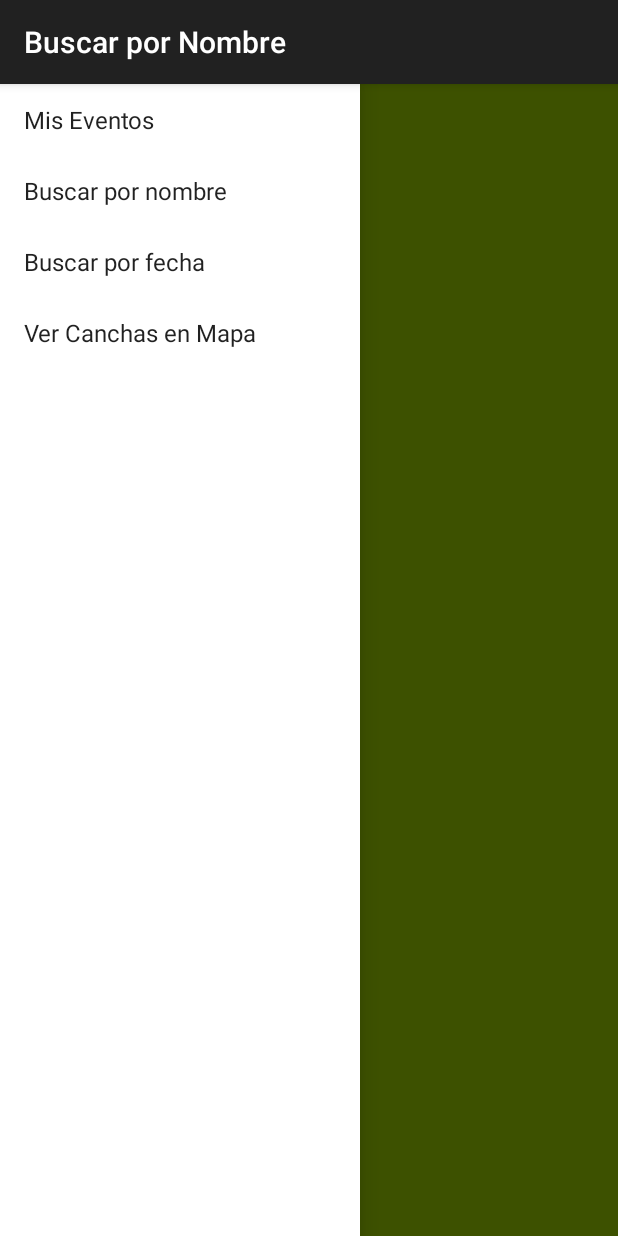
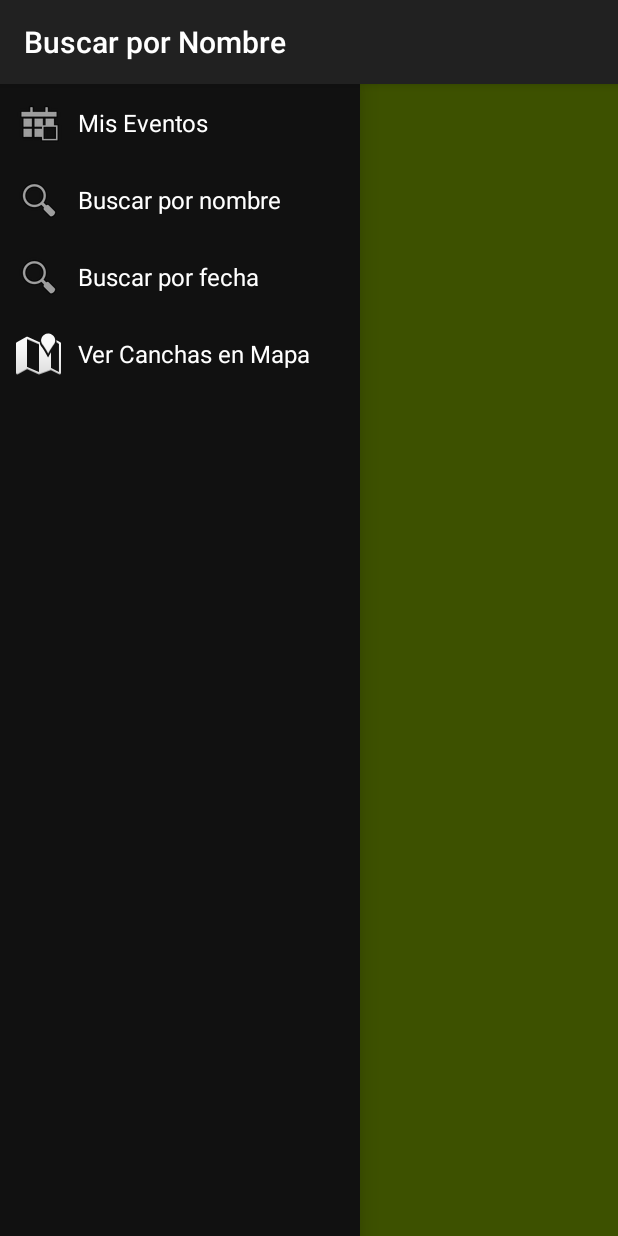
Before and after one commit to ProgFelipe/FutbolApp, an Android app: the searchActivity screen opened directly, with no data from a screen before it, with the side drawer open, on a phone screen of 412 x 824 dp. Run offline under Robolectric (Android 15) with nearby library versions, the phone set to English and light mode, and no system bars; 4 statements that could not run were skipped.

Commit message:
Nav busqueda nombre (OK)

```diff
--- a/app/src/main/java/example/futbolapp/searchActivity.java
+++ b/app/src/main/java/example/futbolapp/searchActivity.java
@@ -1,5 +1,7 @@
 package example.futbolapp;
 
+import android.app.Fragment;
+import android.app.FragmentManager;
 import android.content.Intent;
 import android.database.Cursor;
 import android.os.AsyncTask;
@@ -7,6 +9,8 @@ import android.os.Bundle;
 import android.support.v4.app.ActionBarDrawerToggle;
 import android.support.v4.widget.DrawerLayout;
 import android.support.v7.app.ActionBarActivity;
+import android.util.Log;
+import android.view.MenuItem;
 import android.view.View;
 import android.widget.AdapterView;
 import android.widget.ArrayAdapter;
@@ -21,6 +25,7 @@ import org.json.JSONArray;
 import org.json.JSONException;
 import org.json.JSONObject;
 //SQLite
+import example.futbolapp.View.DrawerItemCustomAdapter;
 import example.futbolapp.View.ObjectDrawerItem;
 import example.futbolapp.database.MergeData;
 import example.futbolapp.database.local.DB_Manager;
@@ -38,10 +43,12 @@ import java.util.ArrayList;
  */
 
 public class searchActivity extends ActionBarActivity {
+    private String[] mNavigationDrawerItemTitles;
+    private DrawerLayout mDrawerLayout;
+    private ListView mDrawerList;
+    ActionBarDrawerToggle mDrawerToggle;
+    private CharSequence mDrawerTitle;
     private CharSequence mTitle;
-    private DrawerLayout drawerLayout;
-    private ListView navList;
-    private ActionBarDrawerToggle drawerToggle;
     //
     private Cursor cursor;
     private DB_Manager manager;
@@ -105,42 +112,50 @@ public class searchActivity extends ActionBarActivity {
                         return false;
                     }
                 });
-        //
-        mTitle = getTitle(); // Get current title
-        this.drawerLayout = (DrawerLayout) findViewById(R.id.drawer_layoutBsq);
-        this.navList = (ListView) findViewById(R.id.left_drawerBsqNombre);
+        //Nav Drawer
+        mTitle = mDrawerTitle = getTitle();
 
-        // Load an array of options names
-        final String[] names = getResources().getStringArray(
-                R.array.nav_options);
+        mNavigationDrawerItemTitles= getResources().getStringArray(R.array.navigation_drawer_items_array);
+        mDrawerLayout = (DrawerLayout) findViewById(R.id.drawer_layout);
+        mDrawerList = (ListView) findViewById(R.id.left_drawer);
 
-        // Set previous array as adapter of the list
-        ArrayAdapter<String> adapter = new ArrayAdapter<String>(this,
-                android.R.layout.simple_list_item_1, names);
-        navList.setAdapter(adapter);
-        navList.setOnItemClickListener(new DrawerItemClickListener());
-        drawerToggle = new ActionBarDrawerToggle(this, drawerLayout,
-                R.drawable.ic_navigation_drawer, R.string.open_drawer,
-                R.string.close_drawer) {
+        ObjectDrawerItem[] drawerItem = new ObjectDrawerItem[4];
 
-            /**
-             * Called when a drawer has settled in a completely closed state.
-             */
+        drawerItem[0] = new ObjectDrawerItem(android.R.drawable.ic_menu_today, getResources().getString(R.string.nav0));
+        drawerItem[1] = new ObjectDrawerItem(android.R.drawable.ic_menu_search, getResources().getString(R.string.nav1));
+        drawerItem[2] = new ObjectDrawerItem(android.R.drawable.ic_menu_search, getResources().getString(R.string.nav2));
+        drawerItem[3] = new ObjectDrawerItem(android.R.drawable.ic_dialog_map, getResources().getString(R.string.nav3));
+
+        DrawerItemCustomAdapter adapter = new DrawerItemCustomAdapter(this, R.layout.listview_item_row, drawerItem);
+        mDrawerList.setAdapter(adapter);
+        mDrawerList.setOnItemClickListener(new DrawerItemClickListener());
+
+        mDrawerLayout = (DrawerLayout) findViewById(R.id.drawer_layout);
+        mDrawerToggle = new ActionBarDrawerToggle(
+                this,
+                mDrawerLayout,
+                R.drawable.ic_drawer,
+                R.string.drawer_open,
+                R.string.drawer_close
+        ) {
+
+            /** Called when a drawer has settled in a completely closed state. */
             public void onDrawerClosed(View view) {
-                getSupportActionBar().setTitle(mTitle);
-                // creates call to onPrepareOptionsMenu()
-                supportInvalidateOptionsMenu();
+                super.onDrawerClosed(view);
+                getActionBar().setTitle(mTitle);
             }
 
-            /**
-             * Called when a drawer has settled in a completely open state.
-             */
+            /** Called when a drawer has settled in a completely open state. */
             public void onDrawerOpened(View drawerView) {
-                getSupportActionBar().setTitle("Selecciona opción");
-                // creates call to onPrepareOptionsMenu()
-                supportInvalidateOptionsMenu();
+                super.onDrawerOpened(drawerView);
+                getActionBar().setTitle(mDrawerTitle);
             }
         };
+
+        mDrawerLayout.setDrawerListener(mDrawerToggle);
+
+        getActionBar().setDisplayHomeAsUpEnabled(true);
+        getActionBar().setHomeButtonEnabled(true);
         //
         //SQlite
         manager = new DB_Manager(this);
@@ -259,47 +274,82 @@ public class searchActivity extends ActionBarActivity {
             finish();
         }
     }
-    private class DrawerItemClickListener implements
-            ListView.OnItemClickListener {
+    //Navigation Drawer methods
+    @Override
+    public boolean onOptionsItemSelected(MenuItem item) {
+
+        if (mDrawerToggle.onOptionsItemSelected(item)) {
+            return true;
+        }
+
+        return super.onOptionsItemSelected(item);
+    }
+
+    @Override
+    public void setTitle(CharSequence title) {
+        mTitle = title;
+        getActionBar().setTitle(mTitle);
+    }
+    @Override
+    protected void onPostCreate(Bundle savedInstanceState) {
+        super.onPostCreate(savedInstanceState);
+        mDrawerToggle.syncState();
+    }
+
+    private class DrawerItemClickListener implements ListView.OnItemClickListener {
+
         @Override
-        public void onItemClick(AdapterView<?> parent, View view, int position,
-                                long id) {
+        public void onItemClick(AdapterView<?> parent, View view, int position, long id) {
             selectItem(position);
         }
+    }
 
-    }
-    /** Swaps fragments in the main content view */
+
     private void selectItem(int position) {
-        // Get text from resources
-        mTitle = getResources().getStringArray(R.array.nav_options)[position];
 
-        // Create a new fragment and specify the option to show based on
-        // position
+        Fragment fragment = null;
+
         switch (position) {
             case 0:
-                ActionBarActivity prg = new eventsActivity();
-                Bundle args = new Bundle();
+                new eventsActivity();
+                new Bundle();
                 this.startActivity(new Intent(this, eventsActivity.class));
                 finish();
                 break;
             case 1:
-                ActionBarActivity bsc = new searchActivity();
+                new searchActivity();
                 new Bundle();
+                this.startActivity(new Intent(this, searchActivity.class));
                 finish();
-                this.startActivity(new Intent(this, searchActivity.class));
                 break;
             case 2:
-                ActionBarActivity bscTime = new searchInTime();
+                new searchInTime();
                 new Bundle();
+                this.startActivity(new Intent(this, searchInTime.class));
                 finish();
-                this.startActivity(new Intent(this, searchInTime.class));
                 break;
             case 3:
-                MapsActivity map = new MapsActivity();
+                new MapsActivity();
                 new Bundle();
+                this.startActivity(new Intent(this, MapsActivity.class));
                 finish();
-                this.startActivity(new Intent(this, MapsActivity.class));
+                break;
+            default:
                 break;
         }
+
+        if (fragment != null) {
+            FragmentManager fragmentManager = getFragmentManager();
+            fragmentManager.beginTransaction().replace(R.id.content_frame, fragment).commit();
+
+            mDrawerList.setItemChecked(position, true);
+            mDrawerList.setSelection(position);
+            getActionBar().setTitle(mNavigationDrawerItemTitles[position]);
+            mDrawerLayout.closeDrawer(mDrawerList);
+
+        } else {
+            Log.e("MainActivity", "Error in creating fragment");
+        }
+
     }
 }
--- a/app/src/main/res/layout/busqueda.xml
+++ b/app/src/main/res/layout/busqueda.xml
@@ -1,12 +1,13 @@
 <?xml version="1.0" encoding="utf-8"?>
 <android.support.v4.widget.DrawerLayout xmlns:android="http://schemas.android.com/apk/res/android"
-    android:id="@+id/drawer_layoutBsq"
+    android:id="@+id/drawer_layout"
     android:layout_width="match_parent"
     android:layout_height="match_parent" >
 
 <LinearLayout xmlns:android="http://schemas.android.com/apk/res/android"
     android:orientation="vertical" android:layout_width="match_parent"
     android:layout_height="match_parent"
+    android:id="@+id/content_frame"
     android:background="@android:color/holo_green_light">
 
     <SearchView
@@ -40,11 +41,11 @@
         />
 </LinearLayout>
     <ListView
-        android:id="@+id/left_drawerBsqNombre"
+        android:id="@+id/left_drawer"
         android:layout_width="240dp"
         android:layout_height="match_parent"
         android:layout_gravity="start"
-        android:background="@android:color/white"
+        android:background="#111"
         android:choiceMode="singleChoice"
         android:divider="@android:color/transparent"
         android:dividerHeight="0dp" />
```
